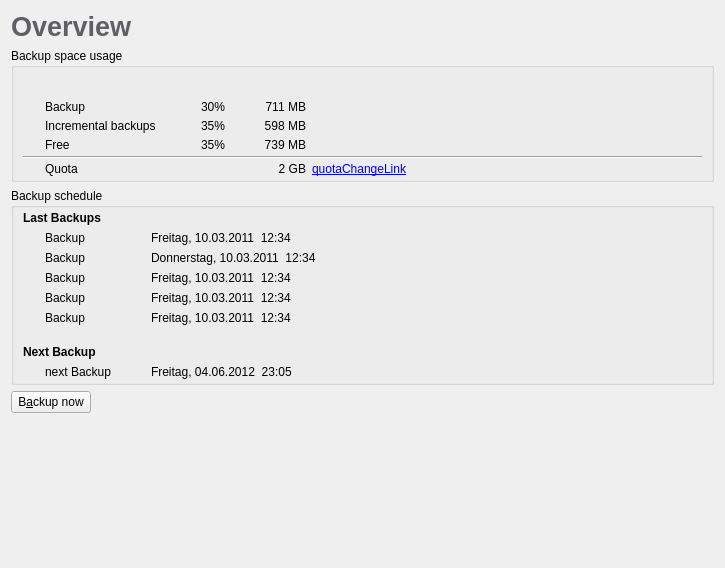
Old version of the form src/gui/overview_form.ui in the repository stepping-stone/sepiola.
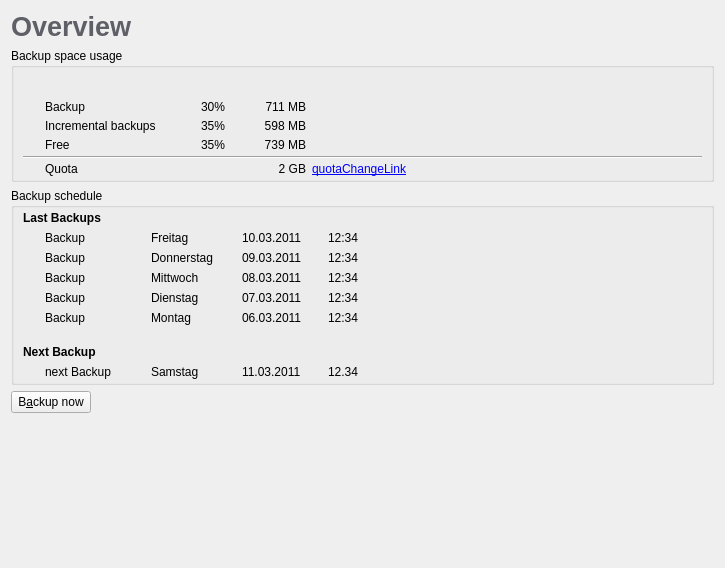
New version of the form. Custom widgets are drawn as their Qt base class.

Commit message:
Alling columns in overview screen
The columns in the backup overview screen are now alligned. This fixes #9

```diff
--- a/src/gui/overview_form.ui
+++ b/src/gui/overview_form.ui
@@ -458,16 +458,42 @@
           </property>
          </widget>
         </item>
+        <item>
+         <widget class="QLabel" name="labelDayLastBackup_0">
+          <property name="minimumSize">
+           <size>
+            <width>85</width>
+            <height>0</height>
+           </size>
+          </property>
+          <property name="text">
+           <string>Freitag</string>
+          </property>
+         </widget>
+        </item>
         <item>
          <widget class="QLabel" name="labelDateLastBackup_0">
           <property name="minimumSize">
            <size>
-            <width>70</width>
+            <width>80</width>
             <height>0</height>
            </size>
           </property>
           <property name="text">
-           <string>Freitag, 10.03.2011  12:34</string>
+           <string>10.03.2011</string>
+          </property>
+         </widget>
+        </item>
+        <item>
+         <widget class="QLabel" name="labelTimeLastBackup_0">
+          <property name="minimumSize">
+           <size>
+            <width>50</width>
+            <height>0</height>
+           </size>
+          </property>
+          <property name="text">
+           <string>12:34</string>
           </property>
          </widget>
         </item>
@@ -526,16 +552,42 @@
           </property>
          </widget>
         </item>
+        <item>
+         <widget class="QLabel" name="labelDayLastBackup_1">
+          <property name="minimumSize">
+           <size>
+            <width>85</width>
+            <height>0</height>
+           </size>
+          </property>
+          <property name="text">
+           <string>Donnerstag</string>
+          </property>
+         </widget>
+        </item>
         <item>
          <widget class="QLabel" name="labelDateLastBackup_1">
           <property name="minimumSize">
            <size>
-            <width>70</width>
+            <width>80</width>
             <height>0</height>
            </size>
           </property>
           <property name="text">
-           <string>Donnerstag, 10.03.2011  12:34</string>
+           <string>09.03.2011</string>
+          </property>
+         </widget>
+        </item>
+        <item>
+         <widget class="QLabel" name="labelTimeLastBackup_1">
+          <property name="minimumSize">
+           <size>
+            <width>50</width>
+            <height>0</height>
+           </size>
+          </property>
+          <property name="text">
+           <string>12:34</string>
           </property>
          </widget>
         </item>
@@ -594,16 +646,42 @@
           </property>
          </widget>
         </item>
+        <item>
+         <widget class="QLabel" name="labelDayLastBackup_2">
+          <property name="minimumSize">
+           <size>
+            <width>85</width>
+            <height>0</height>
+           </size>
+          </property>
+          <property name="text">
+           <string>Mittwoch</string>
+          </property>
+         </widget>
+        </item>
         <item>
          <widget class="QLabel" name="labelDateLastBackup_2">
           <property name="minimumSize">
            <size>
-            <width>70</width>
+            <width>80</width>
             <height>0</height>
            </size>
           </property>
           <property name="text">
-           <string>Freitag, 10.03.2011  12:34</string>
+           <string>08.03.2011</string>
+          </property>
+         </widget>
+        </item>
+        <item>
+         <widget class="QLabel" name="labelTimeLastBackup_2">
+          <property name="minimumSize">
+           <size>
+            <width>50</width>
+            <height>0</height>
+           </size>
+          </property>
+          <property name="text">
+           <string>12:34</string>
           </property>
          </widget>
         </item>
@@ -662,16 +740,42 @@
           </property>
          </widget>
         </item>
+        <item>
+         <widget class="QLabel" name="labelDayLastBackup_3">
+          <property name="minimumSize">
+           <size>
+            <width>85</width>
+            <height>0</height>
+           </size>
+          </property>
+          <property name="text">
+           <string>Dienstag</string>
+          </property>
+         </widget>
+        </item>
         <item>
          <widget class="QLabel" name="labelDateLastBackup_3">
           <property name="minimumSize">
            <size>
-            <width>70</width>
+            <width>80</width>
             <height>0</height>
            </size>
           </property>
           <property name="text">
-           <string>Freitag, 10.03.2011  12:34</string>
+           <string>07.03.2011</string>
+          </property>
+         </widget>
+        </item>
+        <item>
+         <widget class="QLabel" name="labelTimeLastBackup_3">
+          <property name="minimumSize">
+           <size>
+            <width>50</width>
+            <height>0</height>
+           </size>
+          </property>
+          <property name="text">
+           <string>12:34</string>
           </property>
          </widget>
         </item>
@@ -730,16 +834,42 @@
           </property>
          </widget>
         </item>
+        <item>
+         <widget class="QLabel" name="labelDayLastBackup_4">
+          <property name="minimumSize">
+           <size>
+            <width>85</width>
+            <height>0</height>
+           </size>
+          </property>
+          <property name="text">
+           <string>Montag</string>
+          </property>
+         </widget>
+        </item>
         <item>
          <widget class="QLabel" name="labelDateLastBackup_4">
           <property name="minimumSize">
            <size>
-            <width>70</width>
+            <width>80</width>
             <height>0</height>
            </size>
           </property>
           <property name="text">
-           <string>Freitag, 10.03.2011  12:34</string>
+           <string>06.03.2011</string>
+          </property>
+         </widget>
+        </item>
+        <item>
+         <widget class="QLabel" name="labelTimeLastBackup_4">
+          <property name="minimumSize">
+           <size>
+            <width>50</width>
+            <height>0</height>
+           </size>
+          </property>
+          <property name="text">
+           <string>12:34</string>
           </property>
          </widget>
         </item>
@@ -812,10 +942,42 @@
           </property>
          </widget>
         </item>
+        <item>
+         <widget class="QLabel" name="labelDayNextBackup">
+          <property name="minimumSize">
+           <size>
+            <width>85</width>
+            <height>0</height>
+           </size>
+          </property>
+          <property name="text">
+           <string>Samstag</string>
+          </property>
+         </widget>
+        </item>
         <item>
          <widget class="QLabel" name="labelDateNextBackup">
+          <property name="minimumSize">
+           <size>
+            <width>80</width>
+            <height>0</height>
+           </size>
+          </property>
           <property name="text">
-           <string>Freitag, 04.06.2012  23:05</string>
+           <string>11.03.2011</string>
+          </property>
+         </widget>
+        </item>
+        <item>
+         <widget class="QLabel" name="labelTimeNextBackup">
+          <property name="minimumSize">
+           <size>
+            <width>50</width>
+            <height>0</height>
+           </size>
+          </property>
+          <property name="text">
+           <string>12.34</string>
           </property>
          </widget>
         </item>
```
The commit also changes 1 other file.
